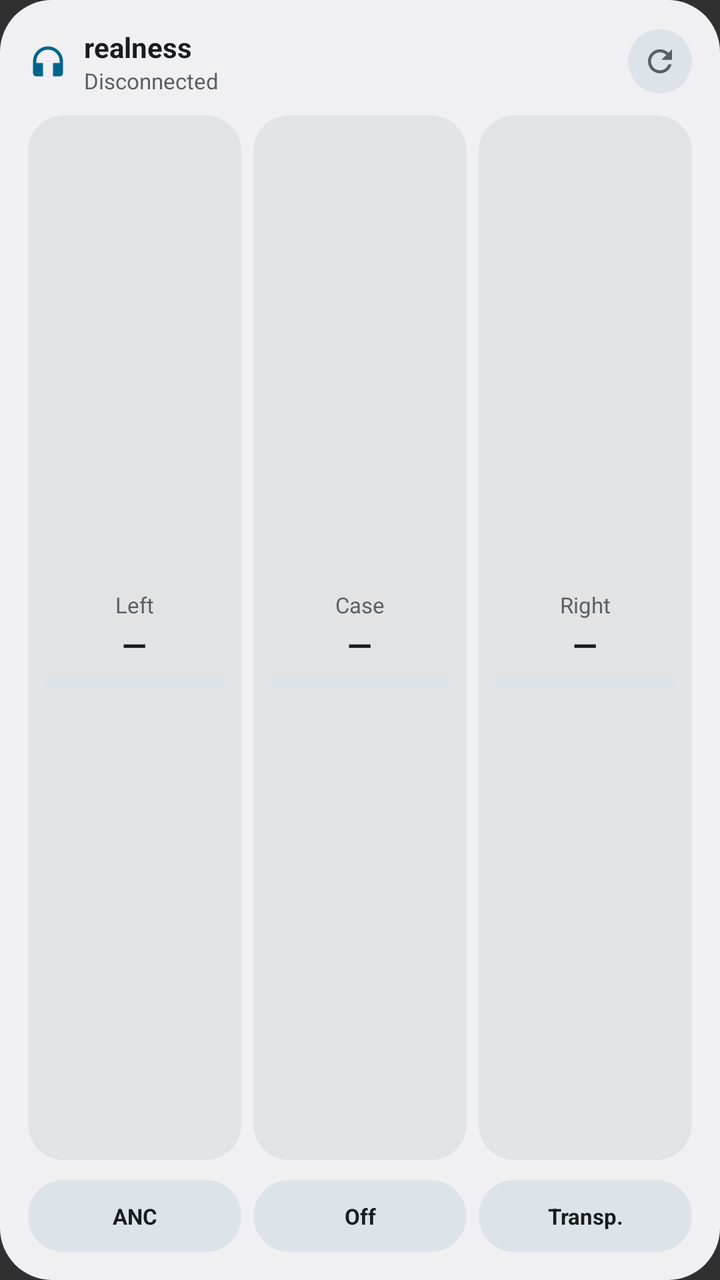
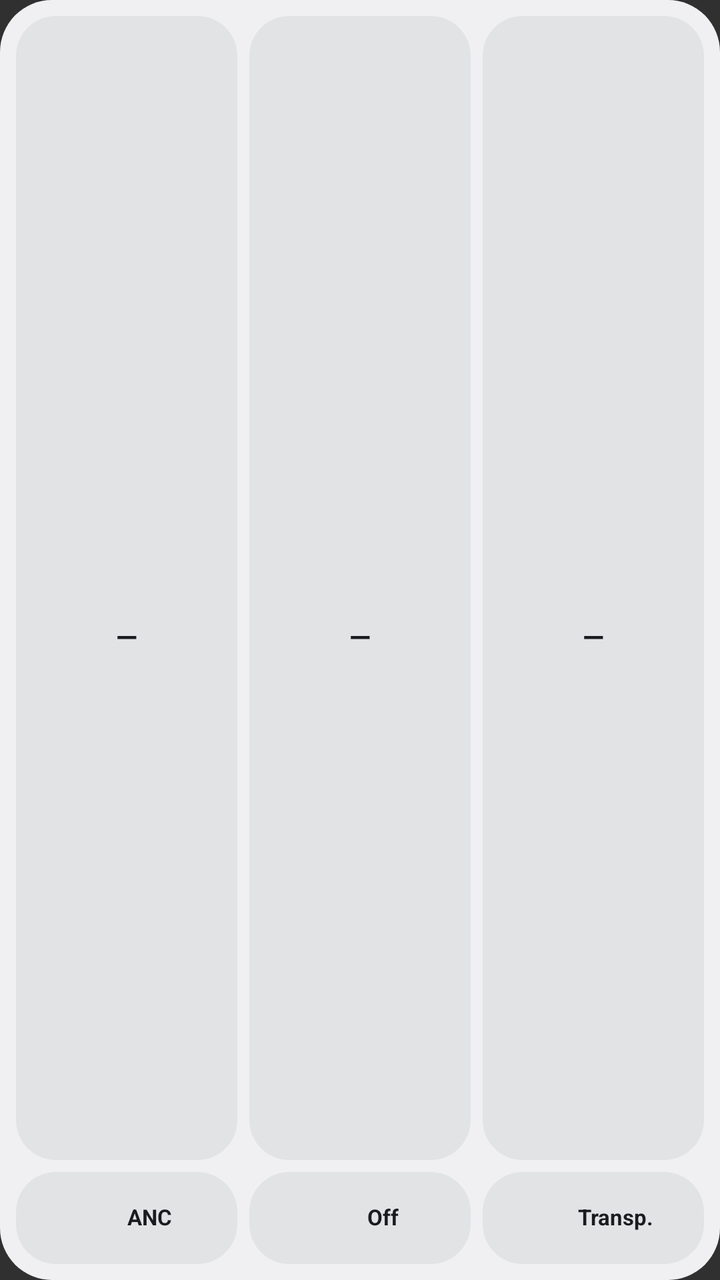

The first picture is an Android layout as it rendered before a commit; the second is the same layout after the commit. The layout source and the unified diff follow.
<!-- AndroidManifest.xml: application theme android:Theme.Material.NoActionBar -->
<!-- res/layout/widget_realness.xml -->
<?xml version="1.0" encoding="utf-8"?>
<LinearLayout xmlns:android="http://schemas.android.com/apk/res/android"
    android:id="@+id/widget_root"
    android:layout_width="match_parent"
    android:layout_height="match_parent"
    android:background="@drawable/widget_bg"
    android:orientation="vertical"
    android:padding="14dp">

    
    <LinearLayout
        android:layout_width="match_parent"
        android:layout_height="wrap_content"
        android:gravity="center_vertical"
        android:orientation="horizontal">

        <ImageView
            android:id="@+id/widget_icon"
            android:layout_width="20dp"
            android:layout_height="20dp"
            android:contentDescription="@string/app_name"
            android:src="@drawable/ic_widget_headset" />

        <LinearLayout
            android:layout_width="0dp"
            android:layout_height="wrap_content"
            android:layout_marginStart="8dp"
            android:layout_weight="1"
            android:orientation="vertical">

            <TextView
                android:id="@+id/widget_device_name"
                android:layout_width="match_parent"
                android:layout_height="wrap_content"
                android:ellipsize="end"
                android:maxLines="1"
                android:text="@string/app_name"
                android:textColor="@color/widget_on_surface"
                android:textSize="14sp"
                android:textStyle="bold" />

            <TextView
                android:id="@+id/widget_status_text"
                android:layout_width="match_parent"
                android:layout_height="wrap_content"
                android:ellipsize="end"
                android:maxLines="1"
                android:text="@string/status_disconnected"
                android:textColor="@color/widget_on_surface_variant"
                android:textSize="11sp" />
        </LinearLayout>

        <ImageButton
            android:id="@+id/widget_refresh_btn"
            android:layout_width="32dp"
            android:layout_height="32dp"
            android:background="@drawable/widget_pill_normal"
            android:contentDescription="@string/cd_refresh_state"
            android:padding="6dp"
            android:src="@drawable/ic_widget_refresh" />
    </LinearLayout>

    
    <LinearLayout
        android:layout_width="match_parent"
        android:layout_height="0dp"
        android:layout_marginTop="10dp"
        android:layout_weight="1"
        android:baselineAligned="false"
        android:orientation="horizontal">

        
        <LinearLayout
            android:id="@+id/widget_bat_left_card"
            android:layout_width="0dp"
            android:layout_height="match_parent"
            android:layout_weight="1"
            android:background="@drawable/widget_card_inner"
            android:gravity="center"
            android:orientation="vertical"
            android:paddingHorizontal="8dp"
            android:paddingVertical="6dp">

            <TextView
                android:id="@+id/widget_left_label"
                android:layout_width="wrap_content"
                android:layout_height="wrap_content"
                android:text="@string/battery_left"
                android:textColor="@color/widget_on_surface_variant"
                android:textSize="11sp" />

            <TextView
                android:id="@+id/widget_left_value"
                android:layout_width="wrap_content"
                android:layout_height="wrap_content"
                android:layout_marginTop="2dp"
                android:text="—"
                android:textColor="@color/widget_on_surface"
                android:textSize="16sp"
                android:textStyle="bold" />

            <ProgressBar
                android:id="@+id/widget_left_bar"
                style="?android:attr/progressBarStyleHorizontal"
                android:layout_width="match_parent"
                android:layout_height="4dp"
                android:layout_marginTop="5dp"
                android:max="100"
                android:progress="0"
                android:progressDrawable="@drawable/widget_progress_bar" />
        </LinearLayout>

        
        <LinearLayout
            android:id="@+id/widget_bat_case_card"
            android:layout_width="0dp"
            android:layout_height="match_parent"
            android:layout_marginHorizontal="6dp"
            android:layout_weight="1"
            android:background="@drawable/widget_card_inner"
            android:gravity="center"
            android:orientation="vertical"
            android:paddingHorizontal="8dp"
            android:paddingVertical="6dp">

            <TextView
                android:id="@+id/widget_case_label"
                android:layout_width="wrap_content"
                android:layout_height="wrap_content"
                android:text="@string/battery_case"
                android:textColor="@color/widget_on_surface_variant"
                android:textSize="11sp" />

            <TextView
                android:id="@+id/widget_case_value"
                android:layout_width="wrap_content"
                android:layout_height="wrap_content"
                android:layout_marginTop="2dp"
                android:text="—"
                android:textColor="@color/widget_on_surface"
                android:textSize="16sp"
                android:textStyle="bold" />

            <TextView
                android:id="@+id/widget_case_sub"
                android:layout_width="match_parent"
                android:layout_height="wrap_content"
                android:ellipsize="end"
                android:gravity="center"
                android:maxLines="1"
                android:text=""
                android:textColor="@color/widget_on_surface_variant"
                android:textSize="9sp"
                android:visibility="gone" />

            <ProgressBar
                android:id="@+id/widget_case_bar"
                style="?android:attr/progressBarStyleHorizontal"
                android:layout_width="match_parent"
                android:layout_height="4dp"
                android:layout_marginTop="5dp"
                android:max="100"
                android:progress="0"
                android:progressDrawable="@drawable/widget_progress_bar" />
        </LinearLayout>

        
        <LinearLayout
            android:id="@+id/widget_bat_right_card"
            android:layout_width="0dp"
            android:layout_height="match_parent"
            android:layout_weight="1"
            android:background="@drawable/widget_card_inner"
            android:gravity="center"
            android:orientation="vertical"
            android:paddingHorizontal="8dp"
            android:paddingVertical="6dp">

            <TextView
                android:id="@+id/widget_right_label"
                android:layout_width="wrap_content"
                android:layout_height="wrap_content"
                android:text="@string/battery_right"
                android:textColor="@color/widget_on_surface_variant"
                android:textSize="11sp" />

            <TextView
                android:id="@+id/widget_right_value"
                android:layout_width="wrap_content"
                android:layout_height="wrap_content"
                android:layout_marginTop="2dp"
                android:text="—"
                android:textColor="@color/widget_on_surface"
                android:textSize="16sp"
                android:textStyle="bold" />

            <ProgressBar
                android:id="@+id/widget_right_bar"
                style="?android:attr/progressBarStyleHorizontal"
                android:layout_width="match_parent"
                android:layout_height="4dp"
                android:layout_marginTop="5dp"
                android:max="100"
                android:progress="0"
                android:progressDrawable="@drawable/widget_progress_bar" />
        </LinearLayout>
    </LinearLayout>

    
    <LinearLayout
        android:id="@+id/widget_anc_row"
        android:layout_width="match_parent"
        android:layout_height="36dp"
        android:layout_marginTop="10dp"
        android:orientation="horizontal">

        <TextView
            android:id="@+id/widget_anc_btn_nr"
            android:layout_width="0dp"
            android:layout_height="match_parent"
            android:layout_weight="1"
            android:background="@drawable/widget_pill_normal"
            android:ellipsize="end"
            android:gravity="center"
            android:maxLines="1"
            android:paddingHorizontal="6dp"
            android:text="@string/widget_anc_short"
            android:textColor="@color/widget_on_surface"
            android:textSize="11sp"
            android:textStyle="bold" />

        <TextView
            android:id="@+id/widget_anc_btn_off"
            android:layout_width="0dp"
            android:layout_height="match_parent"
            android:layout_marginHorizontal="6dp"
            android:layout_weight="1"
            android:background="@drawable/widget_pill_normal"
            android:ellipsize="end"
            android:gravity="center"
            android:maxLines="1"
            android:paddingHorizontal="6dp"
            android:text="@string/anc_off"
            android:textColor="@color/widget_on_surface"
            android:textSize="11sp"
            android:textStyle="bold" />

        <TextView
            android:id="@+id/widget_anc_btn_tr"
            android:layout_width="0dp"
            android:layout_height="match_parent"
            android:layout_weight="1"
            android:background="@drawable/widget_pill_normal"
            android:ellipsize="end"
            android:gravity="center"
            android:maxLines="1"
            android:paddingHorizontal="6dp"
            android:text="@string/widget_trans_short"
            android:textColor="@color/widget_on_surface"
            android:textSize="11sp"
            android:textStyle="bold" />
    </LinearLayout>
</LinearLayout>
<!-- resources referenced by this layout -->
<resources>
  <color name="widget_on_surface">#FFE6E1E5</color>
  <color name="widget_on_surface_variant">#FFA8A4B0</color>
  <!-- drawable ic_widget_headset (drawable) -->
  <?xml version="1.0" encoding="utf-8"?>
  <vector xmlns:android="http://schemas.android.com/apk/res/android"
      android:width="20dp"
      android:height="20dp"
      android:viewportWidth="24"
      android:viewportHeight="24">
      <path
          android:fillColor="@color/widget_primary"
          android:pathData="M12,3a9,9 0 0,0 -9,9v7c0,1.1 0.9,2 2,2h4v-8H5v-1c0,-3.87 3.13,-7 7,-7s7,3.13 7,7v1h-4v8h4c1.1,0 2,-0.9 2,-2v-7a9,9 0 0,0 -9,-9z" />
  </vector>
  <!-- drawable ic_widget_refresh (drawable) -->
  <?xml version="1.0" encoding="utf-8"?>
  <vector xmlns:android="http://schemas.android.com/apk/res/android"
      android:width="18dp"
      android:height="18dp"
      android:viewportWidth="24"
      android:viewportHeight="24">
      <path
          android:fillColor="@color/widget_on_surface_variant"
          android:pathData="M17.65,6.35A7.958,7.958 0 0,0 12,4c-4.42,0 -7.99,3.58 -7.99,8s3.57,8 7.99,8c3.73,0 6.84,-2.55 7.73,-6h-2.08A5.99,5.99 0 0,1 12,18c-3.31,0 -6,-2.69 -6,-6s2.69,-6 6,-6c1.66,0 3.14,0.69 4.22,1.78L13,11h7V4l-2.35,2.35z" />
  </vector>
  <!-- drawable widget_bg (drawable) -->
  <?xml version="1.0" encoding="utf-8"?>
  <shape xmlns:android="http://schemas.android.com/apk/res/android"
      android:shape="rectangle">
      <solid android:color="@color/widget_surface" />
      <corners android:radius="26dp" />
  </shape>
  <!-- drawable widget_card_inner (drawable) -->
  <?xml version="1.0" encoding="utf-8"?>
  <shape xmlns:android="http://schemas.android.com/apk/res/android"
      android:shape="rectangle">
      <solid android:color="@color/widget_surface_card" />
      <corners android:radius="18dp" />
  </shape>
  <!-- drawable widget_pill_normal (drawable) -->
  <?xml version="1.0" encoding="utf-8"?>
  <shape xmlns:android="http://schemas.android.com/apk/res/android"
      android:shape="rectangle">
      <solid android:color="@color/widget_surface_pill" />
      <corners android:radius="100dp" />
  </shape>
  <!-- drawable widget_progress_bar (drawable) -->
  <?xml version="1.0" encoding="utf-8"?>
  <layer-list xmlns:android="http://schemas.android.com/apk/res/android">
      <item android:id="@android:id/background">
          <shape android:shape="rectangle">
              <corners android:radius="4dp" />
              <solid android:color="@color/widget_surface_pill" />
          </shape>
      </item>
      <item android:id="@android:id/progress">
          <clip>
              <shape android:shape="rectangle">
                  <corners android:radius="4dp" />
                  <solid android:color="@color/widget_primary" />
              </shape>
          </clip>
      </item>
  </layer-list>
  <string name="anc_off">Off</string>
  <string name="app_name">realness</string>
  <string name="battery_case">Case</string>
  <string name="battery_left">Left</string>
  <string name="battery_right">Right</string>
  <string name="cd_refresh_state">Refresh state</string>
  <string name="status_disconnected">Disconnected</string>
  <string name="widget_anc_short">ANC</string>
  <string name="widget_trans_short">Transp.</string>
  <color name="widget_primary">#FFFFC400</color>
  <color name="widget_surface">#FF1B1B1F</color>
  <color name="widget_surface_card">#FF26262C</color>
  <color name="widget_surface_pill">#FF2F2F37</color>
</resources>

<!-- the commit's change to res/layout/widget_realness.xml (unified diff, before → after) -->
@@ -5,66 +5,13 @@
     android:layout_height="match_parent"
     android:background="@drawable/widget_bg"
     android:orientation="vertical"
-    android:padding="14dp">
+    android:padding="8dp">
 
     
     <LinearLayout
-        android:layout_width="match_parent"
-        android:layout_height="wrap_content"
-        android:gravity="center_vertical"
-        android:orientation="horizontal">
-
-        <ImageView
-            android:id="@+id/widget_icon"
-            android:layout_width="20dp"
-            android:layout_height="20dp"
-            android:contentDescription="@string/app_name"
-            android:src="@drawable/ic_widget_headset" />
-
-        <LinearLayout
-            android:layout_width="0dp"
-            android:layout_height="wrap_content"
-            android:layout_marginStart="8dp"
-            android:layout_weight="1"
-            android:orientation="vertical">
-
-            <TextView
-                android:id="@+id/widget_device_name"
-                android:layout_width="match_parent"
-                android:layout_height="wrap_content"
-                android:ellipsize="end"
-                android:maxLines="1"
-                android:text="@string/app_name"
-                android:textColor="@color/widget_on_surface"
-                android:textSize="14sp"
-                android:textStyle="bold" />
-
-            <TextView
-                android:id="@+id/widget_status_text"
-                android:layout_width="match_parent"
-                android:layout_height="wrap_content"
-                android:ellipsize="end"
-                android:maxLines="1"
-                android:text="@string/status_disconnected"
-                android:textColor="@color/widget_on_surface_variant"
-                android:textSize="11sp" />
-        </LinearLayout>
-
-        <ImageButton
-            android:id="@+id/widget_refresh_btn"
-            android:layout_width="32dp"
-            android:layout_height="32dp"
-            android:background="@drawable/widget_pill_normal"
-            android:contentDescription="@string/cd_refresh_state"
-            android:padding="6dp"
-            android:src="@drawable/ic_widget_refresh" />
-    </LinearLayout>
-
-    
-    <LinearLayout
+        android:id="@+id/widget_tws_row"
         android:layout_width="match_parent"
         android:layout_height="0dp"
-        android:layout_marginTop="10dp"
         android:layout_weight="1"
         android:baselineAligned="false"
         android:orientation="horizontal">
@@ -78,36 +25,26 @@
             android:background="@drawable/widget_card_inner"
             android:gravity="center"
             android:orientation="vertical"
-            android:paddingHorizontal="8dp"
-            android:paddingVertical="6dp">
-
-            <TextView
-                android:id="@+id/widget_left_label"
-                android:layout_width="wrap_content"
-                android:layout_height="wrap_content"
-                android:text="@string/battery_left"
-                android:textColor="@color/widget_on_surface_variant"
-                android:textSize="11sp" />
+            android:padding="6dp">
+
+            <ImageView
+                android:id="@+id/widget_left_ring"
+                android:layout_width="46dp"
+                android:layout_height="46dp"
+                android:contentDescription="@string/battery_left"
+                android:scaleType="fitCenter" />
 
             <TextView
                 android:id="@+id/widget_left_value"
                 android:layout_width="wrap_content"
                 android:layout_height="wrap_content"
-                android:layout_marginTop="2dp"
-                android:text="—"
-                android:textColor="@color/widget_on_surface"
-                android:textSize="16sp"
-                android:textStyle="bold" />
-
-            <ProgressBar
-                android:id="@+id/widget_left_bar"
-                style="?android:attr/progressBarStyleHorizontal"
-                android:layout_width="match_parent"
-                android:layout_height="4dp"
-                android:layout_marginTop="5dp"
-                android:max="100"
-                android:progress="0"
-                android:progressDrawable="@drawable/widget_progress_bar" />
+                android:layout_marginTop="4dp"
+                android:includeFontPadding="false"
+                android:maxLines="1"
+                android:text="—"
+                android:textColor="@color/widget_on_surface"
+                android:textSize="14sp"
+                android:textStyle="bold" />
         </LinearLayout>
 
         
@@ -120,89 +57,123 @@
             android:background="@drawable/widget_card_inner"
             android:gravity="center"
             android:orientation="vertical"
-            android:paddingHorizontal="8dp"
-            android:paddingVertical="6dp">
-
-            <TextView
-                android:id="@+id/widget_case_label"
-                android:layout_width="wrap_content"
-                android:layout_height="wrap_content"
-                android:text="@string/battery_case"
-                android:textColor="@color/widget_on_surface_variant"
-                android:textSize="11sp" />
+            android:padding="6dp">
+
+            <ImageView
+                android:id="@+id/widget_case_ring"
+                android:layout_width="46dp"
+                android:layout_height="46dp"
+                android:contentDescription="@string/battery_case"
+                android:scaleType="fitCenter" />
 
             <TextView
                 android:id="@+id/widget_case_value"
                 android:layout_width="wrap_content"
                 android:layout_height="wrap_content"
-                android:layout_marginTop="2dp"
-                android:text="—"
-                android:textColor="@color/widget_on_surface"
-                android:textSize="16sp"
+                android:layout_marginTop="4dp"
+                android:includeFontPadding="false"
+                android:maxLines="1"
+                android:text="—"
+                android:textColor="@color/widget_on_surface"
+                android:textSize="14sp"
                 android:textStyle="bold" />
 
             <TextView
                 android:id="@+id/widget_case_sub"
                 android:layout_width="match_parent"
                 android:layout_height="wrap_content"
+                android:layout_marginTop="2dp"
                 android:ellipsize="end"
                 android:gravity="center"
+                android:includeFontPadding="false"
                 android:maxLines="1"
                 android:text=""
                 android:textColor="@color/widget_on_surface_variant"
-                android:textSize="9sp"
+                android:textSize="9.5sp"
                 android:visibility="gone" />
-
-            <ProgressBar
-                android:id="@+id/widget_case_bar"
-                style="?android:attr/progressBarStyleHorizontal"
+        </LinearLayout>
+
+        
+        <LinearLayout
+            android:id="@+id/widget_bat_right_card"
+            android:layout_width="0dp"
+            android:layout_height="match_parent"
+            android:layout_weight="1"
+            android:background="@drawable/widget_card_inner"
+            android:gravity="center"
+            android:orientation="vertical"
+            android:padding="6dp">
+
+            <ImageView
+                android:id="@+id/widget_right_ring"
+                android:layout_width="46dp"
+                android:layout_height="46dp"
+                android:contentDescription="@string/battery_right"
+                android:scaleType="fitCenter" />
+
+            <TextView
+                android:id="@+id/widget_right_value"
+                android:layout_width="wrap_content"
+                android:layout_height="wrap_content"
+                android:layout_marginTop="4dp"
+                android:includeFontPadding="false"
+                android:maxLines="1"
+                android:text="—"
+                android:textColor="@color/widget_on_surface"
+                android:textSize="14sp"
+                android:textStyle="bold" />
+        </LinearLayout>
+    </LinearLayout>
+
+    
+    <LinearLayout
+        android:id="@+id/widget_single_card"
+        android:layout_width="match_parent"
+        android:layout_height="0dp"
+        android:layout_weight="1"
+        android:background="@drawable/widget_card_inner"
+        android:gravity="center_vertical"
+        android:orientation="horizontal"
+        android:paddingHorizontal="16dp"
+        android:paddingVertical="10dp"
+        android:visibility="gone">
+
+        <ImageView
+            android:id="@+id/widget_single_ring"
+            android:layout_width="54dp"
+            android:layout_height="54dp"
+            android:contentDescription="@string/battery_headset"
+            android:scaleType="fitCenter" />
+
+        <LinearLayout
+            android:layout_width="0dp"
+            android:layout_height="wrap_content"
+            android:layout_marginStart="14dp"
+            android:layout_weight="1"
+            android:orientation="vertical">
+
+            <TextView
+                android:id="@+id/widget_single_name"
                 android:layout_width="match_parent"
-                android:layout_height="4dp"
-                android:layout_marginTop="5dp"
-                android:max="100"
-                android:progress="0"
-                android:progressDrawable="@drawable/widget_progress_bar" />
-        </LinearLayout>
-
-        
-        <LinearLayout
-            android:id="@+id/widget_bat_right_card"
-            android:layout_width="0dp"
-            android:layout_height="match_parent"
-            android:layout_weight="1"
-            android:background="@drawable/widget_card_inner"
-            android:gravity="center"
-            android:orientation="vertical"
-            android:paddingHorizontal="8dp"
-            android:paddingVertical="6dp">
-
-            <TextView
-                android:id="@+id/widget_right_label"
-                android:layout_width="wrap_content"
-                android:layout_height="wrap_content"
-                android:text="@string/battery_right"
+                android:layout_height="wrap_content"
+                android:ellipsize="end"
+                android:includeFontPadding="false"
+                android:maxLines="1"
+                android:text="@string/app_name"
+                android:textColor="@color/widget_on_surface"
+                android:textSize="15sp"
+                android:textStyle="bold" />
+
+            <TextView
+                android:id="@+id/widget_single_value"
+                android:layout_width="wrap_content"
+                android:layout_height="wrap_content"
+                android:layout_marginTop="4dp"
+                android:includeFontPadding="false"
+                android:text="—"
                 android:textColor="@color/widget_on_surface_variant"
-                android:textSize="11sp" />
-
-            <TextView
-                android:id="@+id/widget_right_value"
-                android:layout_width="wrap_content"
-                android:layout_height="wrap_content"
-                android:layout_marginTop="2dp"
-                android:text="—"
-                android:textColor="@color/widget_on_surface"
-                android:textSize="16sp"
-                android:textStyle="bold" />
-
-            <ProgressBar
-                android:id="@+id/widget_right_bar"
-                style="?android:attr/progressBarStyleHorizontal"
-                android:layout_width="match_parent"
-                android:layout_height="4dp"
-                android:layout_marginTop="5dp"
-                android:max="100"
-                android:progress="0"
-                android:progressDrawable="@drawable/widget_progress_bar" />
+                android:textSize="13sp"
+                android:textStyle="bold" />
         </LinearLayout>
     </LinearLayout>
 
@@ -210,54 +181,103 @@
     <LinearLayout
         android:id="@+id/widget_anc_row"
         android:layout_width="match_parent"
-        android:layout_height="36dp"
-        android:layout_marginTop="10dp"
+        android:layout_height="46dp"
+        android:layout_marginTop="6dp"
+        android:baselineAligned="false"
         android:orientation="horizontal">
 
-        <TextView
+        <LinearLayout
             android:id="@+id/widget_anc_btn_nr"
             android:layout_width="0dp"
             android:layout_height="match_parent"
             android:layout_weight="1"
             android:background="@drawable/widget_pill_normal"
-            android:ellipsize="end"
-            android:gravity="center"
-            android:maxLines="1"
-            android:paddingHorizontal="6dp"
-            android:text="@string/widget_anc_short"
-            android:textColor="@color/widget_on_surface"
-            android:textSize="11sp"
-            android:textStyle="bold" />
-
-        <TextView
+            android:gravity="center"
+            android:orientation="horizontal"
+            android:paddingHorizontal="6dp">
+
+            <ImageView
+                android:id="@+id/widget_anc_icon_nr"
+                android:layout_width="18dp"
+                android:layout_height="18dp"
+                android:contentDescription="@string/widget_anc_short"
+                android:scaleType="fitCenter" />
+
+            <TextView
+                android:id="@+id/widget_anc_label_nr"
+                android:layout_width="wrap_content"
+                android:layout_height="wrap_content"
+                android:layout_marginStart="5dp"
+                android:ellipsize="end"
+                android:includeFontPadding="false"
+                android:maxLines="1"
+                android:text="@string/widget_anc_short"
+                android:textColor="@color/widget_on_surface"
+                android:textSize="11sp"
+                android:textStyle="bold" />
+        </LinearLayout>
+
+        <LinearLayout
             android:id="@+id/widget_anc_btn_off"
             android:layout_width="0dp"
             android:layout_height="match_parent"
             android:layout_marginHorizontal="6dp"
             android:layout_weight="1"
             android:background="@drawable/widget_pill_normal"
-            android:ellipsize="end"
-            android:gravity="center"
-            android:maxLines="1"
-            android:paddingHorizontal="6dp"
-            android:text="@string/anc_off"
-            android:textColor="@color/widget_on_surface"
-            android:textSize="11sp"
-            android:textStyle="bold" />
-
-        <TextView
+            android:gravity="center"
+            android:orientation="horizontal"
+            android:paddingHorizontal="6dp">
+
+            <ImageView
+                android:id="@+id/widget_anc_icon_off"
+                android:layout_width="18dp"
+                android:layout_height="18dp"
+                android:contentDescription="@string/anc_off"
+                android:scaleType="fitCenter" />
+
+            <TextView
+                android:id="@+id/widget_anc_label_off"
+                android:layout_width="wrap_content"
+                android:layout_height="wrap_content"
+                android:layout_marginStart="5dp"
+                android:ellipsize="end"
+                android:includeFontPadding="false"
+                android:maxLines="1"
+                android:text="@string/anc_off"
+                android:textColor="@color/widget_on_surface"
+                android:textSize="11sp"
+                android:textStyle="bold" />
+        </LinearLayout>
+
+        <LinearLayout
             android:id="@+id/widget_anc_btn_tr"
             android:layout_width="0dp"
             android:layout_height="match_parent"
             android:layout_weight="1"
             android:background="@drawable/widget_pill_normal"
-            android:ellipsize="end"
-            android:gravity="center"
-            android:maxLines="1"
-            android:paddingHorizontal="6dp"
-            android:text="@string/widget_trans_short"
-            android:textColor="@color/widget_on_surface"
-            android:textSize="11sp"
-            android:textStyle="bold" />
+            android:gravity="center"
+            android:orientation="horizontal"
+            android:paddingHorizontal="6dp">
+
+            <ImageView
+                android:id="@+id/widget_anc_icon_tr"
+                android:layout_width="18dp"
+                android:layout_height="18dp"
+                android:contentDescription="@string/widget_trans_short"
+                android:scaleType="fitCenter" />
+
+            <TextView
+                android:id="@+id/widget_anc_label_tr"
+                android:layout_width="wrap_content"
+                android:layout_height="wrap_content"
+                android:layout_marginStart="5dp"
+                android:ellipsize="end"
+                android:includeFontPadding="false"
+                android:maxLines="1"
+                android:text="@string/widget_trans_short"
+                android:textColor="@color/widget_on_surface"
+                android:textSize="11sp"
+                android:textStyle="bold" />
+        </LinearLayout>
     </LinearLayout>
 </LinearLayout>
<!-- resource entries referenced after the edit -->
@@ -2,28 +2,6 @@
 <resources>
   <color name="widget_on_surface">#FFE6E1E5</color>
   <color name="widget_on_surface_variant">#FFA8A4B0</color>
-  <!-- drawable ic_widget_headset (drawable) -->
-  <?xml version="1.0" encoding="utf-8"?>
-  <vector xmlns:android="http://schemas.android.com/apk/res/android"
-      android:width="20dp"
-      android:height="20dp"
-      android:viewportWidth="24"
-      android:viewportHeight="24">
-      <path
-          android:fillColor="@color/widget_primary"
-          android:pathData="M12,3a9,9 0 0,0 -9,9v7c0,1.1 0.9,2 2,2h4v-8H5v-1c0,-3.87 3.13,-7 7,-7s7,3.13 7,7v1h-4v8h4c1.1,0 2,-0.9 2,-2v-7a9,9 0 0,0 -9,-9z" />
-  </vector>
-  <!-- drawable ic_widget_refresh (drawable) -->
-  <?xml version="1.0" encoding="utf-8"?>
-  <vector xmlns:android="http://schemas.android.com/apk/res/android"
-      android:width="18dp"
-      android:height="18dp"
-      android:viewportWidth="24"
-      android:viewportHeight="24">
-      <path
-          android:fillColor="@color/widget_on_surface_variant"
-          android:pathData="M17.65,6.35A7.958,7.958 0 0,0 12,4c-4.42,0 -7.99,3.58 -7.99,8s3.57,8 7.99,8c3.73,0 6.84,-2.55 7.73,-6h-2.08A5.99,5.99 0 0,1 12,18c-3.31,0 -6,-2.69 -6,-6s2.69,-6 6,-6c1.66,0 3.14,0.69 4.22,1.78L13,11h7V4l-2.35,2.35z" />
-  </vector>
   <!-- drawable widget_bg (drawable) -->
   <?xml version="1.0" encoding="utf-8"?>
   <shape xmlns:android="http://schemas.android.com/apk/res/android"
@@ -36,45 +14,24 @@
   <shape xmlns:android="http://schemas.android.com/apk/res/android"
       android:shape="rectangle">
       <solid android:color="@color/widget_surface_card" />
-      <corners android:radius="18dp" />
+      <corners android:radius="20dp" />
   </shape>
   <!-- drawable widget_pill_normal (drawable) -->
   <?xml version="1.0" encoding="utf-8"?>
   <shape xmlns:android="http://schemas.android.com/apk/res/android"
       android:shape="rectangle">
-      <solid android:color="@color/widget_surface_pill" />
-      <corners android:radius="100dp" />
+      <solid android:color="@color/widget_surface_card" />
+      <corners android:radius="20dp" />
   </shape>
-  <!-- drawable widget_progress_bar (drawable) -->
-  <?xml version="1.0" encoding="utf-8"?>
-  <layer-list xmlns:android="http://schemas.android.com/apk/res/android">
-      <item android:id="@android:id/background">
-          <shape android:shape="rectangle">
-              <corners android:radius="4dp" />
-              <solid android:color="@color/widget_surface_pill" />
-          </shape>
-      </item>
-      <item android:id="@android:id/progress">
-          <clip>
-              <shape android:shape="rectangle">
-                  <corners android:radius="4dp" />
-                  <solid android:color="@color/widget_primary" />
-              </shape>
-          </clip>
-      </item>
-  </layer-list>
   <string name="anc_off">Off</string>
   <string name="app_name">realness</string>
   <string name="battery_case">Case</string>
+  <string name="battery_headset">Headset</string>
   <string name="battery_left">Left</string>
   <string name="battery_right">Right</string>
-  <string name="cd_refresh_state">Refresh state</string>
-  <string name="status_disconnected">Disconnected</string>
   <string name="widget_anc_short">ANC</string>
   <string name="widget_trans_short">Transp.</string>
-  <color name="widget_primary">#FFFFC400</color>
   <color name="widget_surface">#FF1B1B1F</color>
   <color name="widget_surface_card">#FF26262C</color>
-  <color name="widget_surface_pill">#FF2F2F37</color>
 </resources>
 
